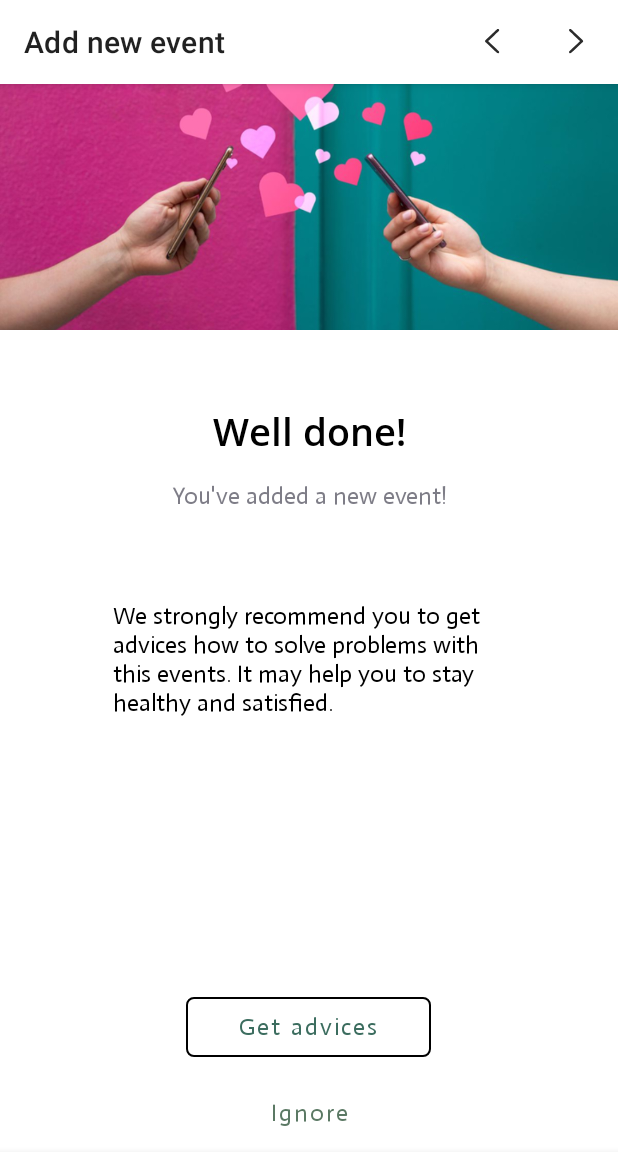
After one commit to VoronDar/XApplication_kt, an Android app: the EndEventFragment screen opened through its navigation route, on a phone screen of 412 x 824 dp. The commit adds this screen. Shown: the top 1165 px of the screen. Run offline under Robolectric (Android 15) with nearby library versions, the phone set to English and light mode, and no system bars; our stand-ins replace Dagger/Hilt's generated code, Room's generated code, Timber, data binding, navigation-ui; 1 statement that could not run was skipped.

Commit message:
Congratulation viewModel

```diff
--- a/app/src/main/java/com/astery/xapplication/model/entities/Event.kt
+++ b/app/src/main/java/com/astery/xapplication/model/entities/Event.kt
@@ -1,22 +1,25 @@
 package com.astery.xapplication.model.entities
 
 import android.graphics.Bitmap
+import android.os.Parcelable
 import androidx.room.*
 import com.astery.xapplication.model.entities.converters.ArrayConverter
 import com.astery.xapplication.model.entities.converters.DateConverter
 import com.astery.xapplication.model.entities.converters.EventDescriptionConverter
+import kotlinx.parcelize.Parcelize
 import java.util.*
 
 /**
  * Events are used in calendarFragment. Always have templateId.
  * Events store dynamic info, but EventTemplates store static
  * */
+@Parcelize
 @Entity
 @TypeConverters(ArrayConverter::class, DateConverter::class, EventDescriptionConverter::class)
 data class Event(@PrimaryKey(autoGenerate = true) var id: Int?,
                  @ColumnInfo(name = "template_id") val templateId: Int,
                  val date: Date
-){
+): Parcelable{
     @Ignore var image:Bitmap? = null
     @Ignore var template: EventTemplate? = null
 
--- a/app/src/main/java/com/astery/xapplication/model/entities/EventTemplate.kt
+++ b/app/src/main/java/com/astery/xapplication/model/entities/EventTemplate.kt
@@ -1,16 +1,20 @@
 package com.astery.xapplication.model.entities
 
 import android.graphics.Bitmap
+import android.os.Parcelable
 import androidx.room.*
 import com.astery.xapplication.model.entities.converters.ArrayConverter
 import com.astery.xapplication.model.entities.converters.EventCategoryConverter
 import com.astery.xapplication.model.entities.values.EventCategory
+import kotlinx.parcelize.IgnoredOnParcel
+import kotlinx.parcelize.Parcelize
 import java.io.Serializable
 
 /**
  * type of event. Can't be changed by a user.
  * Contains list of questions.
  */
+@Parcelize
 @Entity
 @TypeConverters(ArrayConverter::class, EventCategoryConverter::class)
 open class EventTemplate(
@@ -18,7 +22,7 @@ open class EventTemplate(
     var body: String,
     @ColumnInfo(name = "event_category")
     val eventCategory: EventCategory = EventCategory.Dating
-) : Serializable {
+) : Serializable, Parcelable {
 
     @Ignore
     var image: Bitmap? = null
--- a/app/src/main/java/com/astery/xapplication/ui/activity/MainActivity.kt
+++ b/app/src/main/java/com/astery/xapplication/ui/activity/MainActivity.kt
@@ -19,6 +19,8 @@ import timber.log.Timber
  * */
 @AndroidEntryPoint
 class MainActivity : AppCompatActivity(), ParentActivity {
+
+    // TODO (make custom behaviour onBack)
 
     private var _navController:NavController? = null
     private val navController
--- a/app/src/main/java/com/astery/xapplication/ui/fragments/addEvent/customizeEvent/AddEventFragment.kt
+++ b/app/src/main/java/com/astery/xapplication/ui/fragments/addEvent/customizeEvent/AddEventFragment.kt
@@ -82,12 +82,13 @@ class AddEventFragment : XFragment() {
         return requireContext().resources.getString(R.string.title_new_event)
     }
 
-    /** move to calendar
-     * TODO(after adding questions - move to CongratulationsEvent)
-     * */
+
     private fun moveNext(){
         setTransition(SharedAxisTransition().setAxis(MaterialSharedAxis.Z))
-        move(AddEventFragmentDirections.actionAddEventFragment2ToCalendarFragment())
+        if (viewModel.event?.isAdvices == true)
+            move(AddEventFragmentDirections.actionAddEventFragment2ToEndEventFragment(viewModel.event!!))
+        else
+            move(AddEventFragmentDirections.actionAddEventFragment2ToCalendarFragment())
     }
 
 
--- a/app/src/main/java/com/astery/xapplication/ui/fragments/addEvent/customizeEvent/AddEventViewModel.kt
+++ b/app/src/main/java/com/astery/xapplication/ui/fragments/addEvent/customizeEvent/AddEventViewModel.kt
@@ -19,6 +19,8 @@ class AddEventViewModel @Inject constructor(): ViewModel() {
     @set:Inject lateinit var repository: Repository
     var template: EventTemplate? = null
     var selectedDay: Calendar? = null
+    var event:Event? = null
+
     private val _addEventState:MutableLiveData<JobState> = MutableLiveData()
     val addEventState:LiveData<JobState>
         get() = _addEventState
@@ -44,12 +46,12 @@ class AddEventViewModel @Inject constructor(): ViewModel() {
         viewModelScope.launch {
             _addEventState.value = JobState.Running
 
-            val event = Event(null, template!!.id, selectedDay!!.time)
-            event.template = EventTemplate()
-            event.template!!.questions = _questions
+            event = Event(null, template!!.id, selectedDay!!.time)
+            event?.template = EventTemplate()
+            event?.template!!.questions = _questions
             Timber.d("$event")
 
-            repository.addEvent(event)
+            repository.addEvent(event!!)
             _addEventState.value = JobState.Success
         }
     }
--- /dev/null
+++ b/app/src/main/java/com/astery/xapplication/ui/fragments/addEvent/endEvent/EndEventFragment.kt
@@ -0,0 +1,66 @@
+package com.astery.xapplication.ui.fragments.addEvent.endEvent
+
+import android.os.Bundle
+import android.view.LayoutInflater
+import android.view.View
+import android.view.ViewGroup
+import com.astery.xapplication.R
+import com.astery.xapplication.databinding.FragmentDoneEventBinding
+import com.astery.xapplication.model.entities.Event
+import com.astery.xapplication.ui.fragments.XFragment
+import com.astery.xapplication.ui.fragments.transitionHelpers.SharedAxisTransition
+import com.google.android.material.transition.MaterialSharedAxis
+import dagger.hilt.android.AndroidEntryPoint
+
+/**
+ * menu -> calendar > add Event with category -> add event with template -> add event -> end event
+ * */
+@AndroidEntryPoint
+class EndEventFragment : XFragment() {
+    private val binding: FragmentDoneEventBinding
+        get() = bind as FragmentDoneEventBinding
+
+
+    private var event: Event? = null
+
+    @Suppress("UNCHECKED_CAST")
+    override fun onCreate(savedInstanceState: Bundle?) {
+        super.onCreate(savedInstanceState)
+
+        setTransition(SharedAxisTransition().setAxis(MaterialSharedAxis.Z))
+
+        arguments?.let {
+            event = it.getParcelable("event")
+        }
+    }
+
+    override fun onCreateView(
+        inflater: LayoutInflater, container: ViewGroup?,
+        savedInstanceState: Bundle?
+    ): View {
+        _bind = FragmentDoneEventBinding.inflate(inflater, container, false)
+        return bind.root
+    }
+
+    override fun onViewCreated(view: View, savedInstanceState: Bundle?) {
+        binding.lifecycleOwner = this
+        binding.fragment = this
+        super.onViewCreated(view, savedInstanceState)
+    }
+
+    override fun getFragmentTitle(): String {
+        return requireContext().resources.getString(R.string.title_new_event)
+    }
+
+
+    fun moveToCalendar() {
+        setTransition(SharedAxisTransition().setAxis(MaterialSharedAxis.Z))
+        move(EndEventFragmentDirections.actionEndEventFragmentToCalendarFragment())
+    }
+
+    fun moveToAdvices() {
+        setTransition(SharedAxisTransition().setAxis(MaterialSharedAxis.Z))
+        move(EndEventFragmentDirections.actionEndEventFragmentToAdvicesFragment(event!!.template!!.questions!!.toTypedArray()))
+    }
+
+}
--- /dev/null
+++ b/app/src/main/res/layout/fragment_done_event.xml
@@ -0,0 +1,67 @@
+<?xml version="1.0" encoding="utf-8"?>
+<layout>
+    <data>
+        <variable
+            name="fragment"
+            type="com.astery.xapplication.ui.fragments.addEvent.endEvent.EndEventFragment" />
+    </data>
+<LinearLayout xmlns:android="http://schemas.android.com/apk/res/android"
+    xmlns:tools="http://schemas.android.com/tools"
+    android:layout_width="match_parent"
+    android:orientation="vertical"
+    android:layout_height="match_parent"
+    tools:ignore="HardcodedText" >
+    <ImageView
+        android:id = "@+id/item_image"
+        android:layout_width="match_parent"
+        android:layout_height="220dp"
+        android:src = "@drawable/dating"
+        android:scaleType="centerCrop"
+        android:contentDescription="@string/item_image_CD" />
+    <TextView
+        style="@style/HighLightText"
+        android:textAlignment="center"
+        android:gravity="center"
+        android:textSize = "25dp"
+        android:layout_marginTop="50dp"
+        android:text = "@string/well_done"
+        />
+    <TextView
+        style="@style/ArticleText"
+        android:textAlignment="center"
+        android:gravity="center"
+        android:layout_marginTop="15dp"
+        android:text = "@string/add_new_event_contratulation"
+        />
+
+    <TextView
+        style="@style/ArticleText"
+        android:textColor="@color/black"
+        android:layout_marginLeft="75dp"
+        android:layout_marginRight="75dp"
+        android:layout_marginTop="60dp"
+        android:text = "We strongly recommend you to get advices how to solve problems with this events. It may help you to stay healthy and satisfied."
+        />
+
+    <Space
+        android:layout_width="match_parent"
+        android:layout_height="wrap_content"
+        android:layout_weight="1"/>
+
+    <Button
+        android:id = "@+id/get_advice"
+        android:text = "Get advices"
+        android:onClick="@{(view) -> fragment.moveToAdvices()}"
+        android:layout_marginTop="40dp"
+        android:layout_gravity="center"
+        style="@style/CommonButton"/>
+    <Button
+        android:id = "@+id/ignore"
+        android:text = "Ignore"
+        android:layout_marginTop="5dp"
+        android:onClick = "@{(view) -> fragment.moveToCalendar()}"
+        android:layout_gravity="center"
+        style="@style/IgnoreButton"/>
+
+</LinearLayout>
+</layout>
--- a/app/src/main/res/navigation/nav_graph.xml
+++ b/app/src/main/res/navigation/nav_graph.xml
@@ -64,6 +64,13 @@
         <action
             android:id="@+id/action_addEventFragment2_to_calendarFragment"
             app:destination="@id/calendarFragment" />
+        <action
+            android:id="@+id/action_addEventFragment2_to_endEventFragment"
+            app:destination="@id/endEventFragment" >
+            <argument
+                android:name="event"
+                app:argType="com.astery.xapplication.model.entities.Event" />
+        </action>
     </fragment>
     <fragment
         android:id="@+id/articleFragment"
@@ -85,4 +92,19 @@
         android:id="@+id/itemFragment"
         android:name="com.astery.xapplication.ui.fragments.itemForAnswer.ItemFragment"
         android:label="ItemFragment" />
+    <fragment
+        android:id="@+id/endEventFragment"
+        android:name="com.astery.xapplication.ui.fragments.addEvent.endEvent.EndEventFragment"
+        android:label="EndEventFragment">
+    <action
+        android:id="@+id/action_endEventFragment_to_calendarFragment"
+        app:destination="@id/calendarFragment" />
+    <action
+        android:id="@+id/action_endEventFragment_to_advicesFragment"
+        app:destination="@id/advicesFragment">
+        <argument
+            android:name="questions"
+            app:argType="com.astery.xapplication.model.entities.Question[]" />
+    </action>
+    </fragment>
 </navigation>
```
